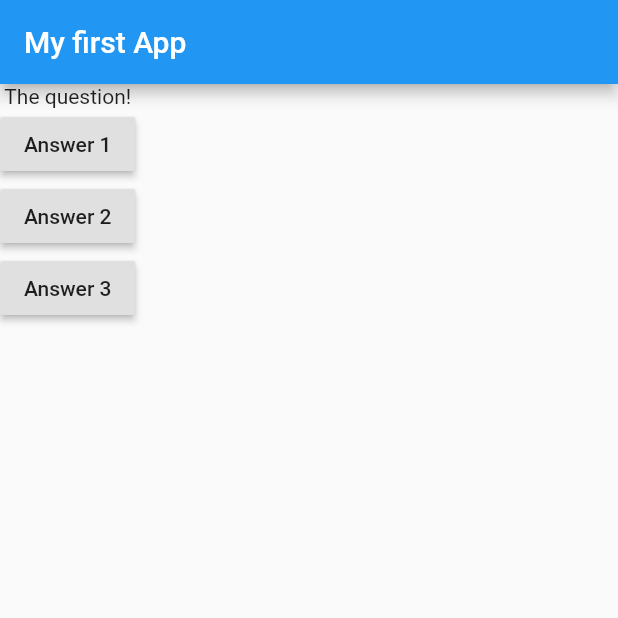
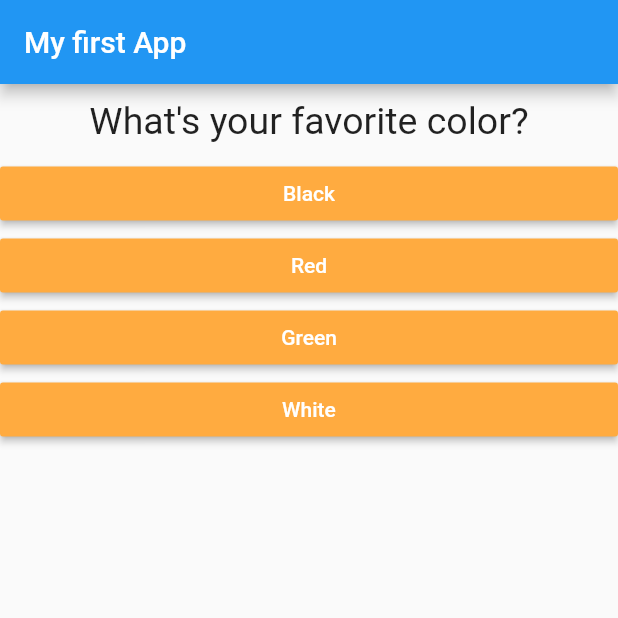
Before and after one commit to hyemin085/study_flutter, a Flutter app: the screen it shows after launch, on a phone screen of 412 x 824 dp, the top half of it. Run offline on Flutter 3.47's test engine with Material 2 defaults, Android fonts, the phone set to English and light mode, and no system bars.

Commit message:
[feat] 🎈기본 quizApp 구성완료

```diff
--- /dev/null
+++ b/lib/answer.dart
@@ -0,0 +1,27 @@
+import 'package:flutter/material.dart';
+
+
+class Answer extends StatelessWidget {
+
+  final Function selectHandler;
+  final String answerText;
+
+
+  Answer(this.selectHandler, this.answerText);
+
+
+  @override
+  Widget build(BuildContext context) {
+    return Container(
+      width: double.infinity,
+
+      // Flutter2 부터는 ElevatedButton이 사용되지만 원래의 코드를 위해서 잠시 사용
+      child:  RaisedButton(
+        color: Colors.orangeAccent,
+        textColor: Colors.white,
+        child: Text(answerText),
+        onPressed: selectHandler,
+      ),
+    );
+  }
+}
--- a/lib/main.dart
+++ b/lib/main.dart
@@ -1,20 +1,46 @@
 import 'package:flutter/material.dart';
+import './question.dart';
+import './answer.dart';
 
 // void main() {
 //   runApp(MyApp());
 // }
 
 void main() => runApp(MyApp());
-void answerQuestion() {
-  print('Answer chosen!');
+
+class MyApp extends StatefulWidget {
+  @override
+  State<StatefulWidget> createState() {
+    // TODO: implement createState
+    return _MyAppState();
+  }
 }
 
-class MyApp extends StatelessWidget {
+class _MyAppState extends State<MyApp> {
+  var _questionIndex = 0;
+
+  void _answerQuestion() {
+    setState(() {
+      _questionIndex = _questionIndex + 1;
+    });
+    print(_questionIndex);
+  }
+
   @override //데코레이터
   Widget build(BuildContext context) {
     var questions = [
-      'What\'s your favorite color?',
-      'What\'s your favorite animal?',
+      {
+        'questionText': 'What\'s your favorite color?',
+        'answers': ['Black', 'Red', 'Green', 'White'],
+      },
+      {
+        'questionText': 'What\'s your favorite animal?',
+        'answers': ['Dog', 'Cat', 'Rabbit', 'Elephant'],
+      },
+      {
+        'questionText': 'What\'s your favorite hobby?',
+        'answers': ['Game', 'Sing', 'Exercise', 'Sleep'],
+      },
     ];
     return MaterialApp(
       home: Scaffold(
@@ -23,20 +49,13 @@ class MyApp extends StatelessWidget {
         ),
         body: Column(
           children: [
-            Text('The question!'),
-            RaisedButton(
-              child: Text('Answer 1'),
-              onPressed: answerQuestion,
+            Question(
+              questions[_questionIndex]['questionText'],
             ),
-            RaisedButton(
-              child: Text('Answer 2'),
-              onPressed: answerQuestion,
-            ),
-            RaisedButton(
-              child: Text('Answer 3'),
-              onPressed: answerQuestion,
-            ),
-            // Flutter2 부터는 ElevatedButton이 사용되지만 원래의 코드를 위해서 잠시 사용
+            ...(questions[_questionIndex]['answers'] as List<String>)
+                .map((answer) {
+              return Answer(_answerQuestion, answer);
+            }).toList()
           ],
         ),
       ),
--- /dev/null
+++ b/lib/question.dart
@@ -0,0 +1,21 @@
+import 'package:flutter/material.dart';
+
+class Question extends StatelessWidget {
+  //final을 붙여주면 생성자에서 초기화 후에 이 값이 절대 변경되지 않을 것임을 Dart에게 알려줌.
+  final String questionText;
+
+  Question(this.questionText);
+
+  @override
+  Widget build(BuildContext context) {
+    return Container(
+        width: double.infinity,
+        margin: EdgeInsets.all(10),
+        child: Text(
+          questionText,
+          style: TextStyle(fontSize: 25),
+          textAlign: TextAlign.center,
+        ),
+    );
+  }
+}
```
